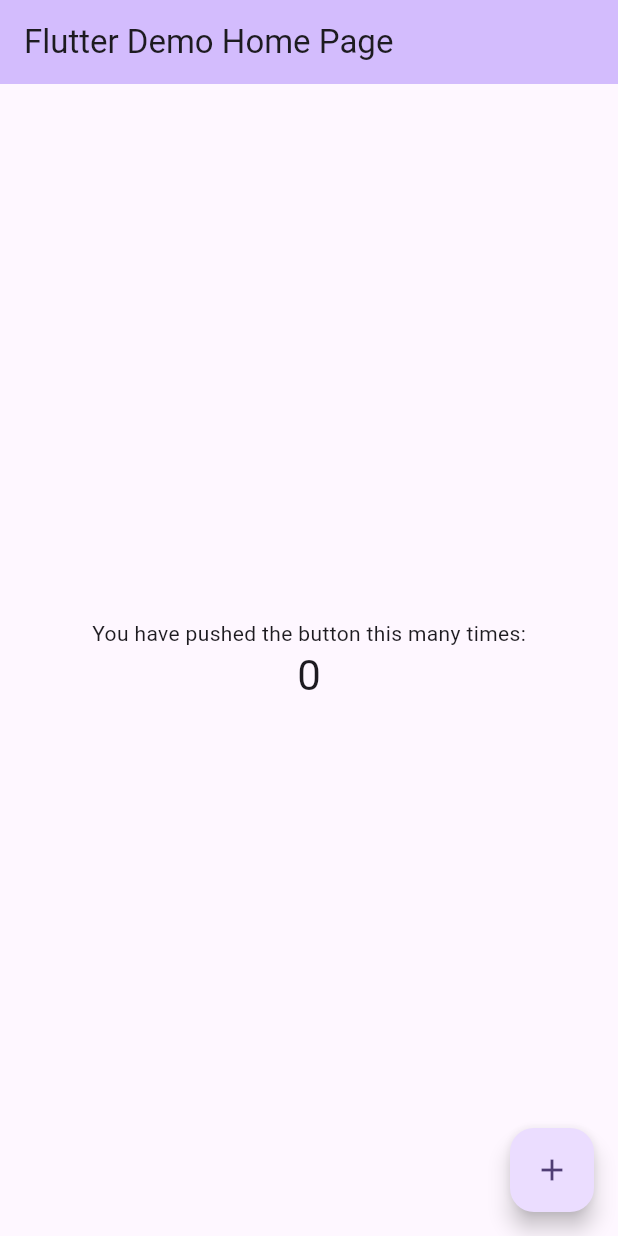
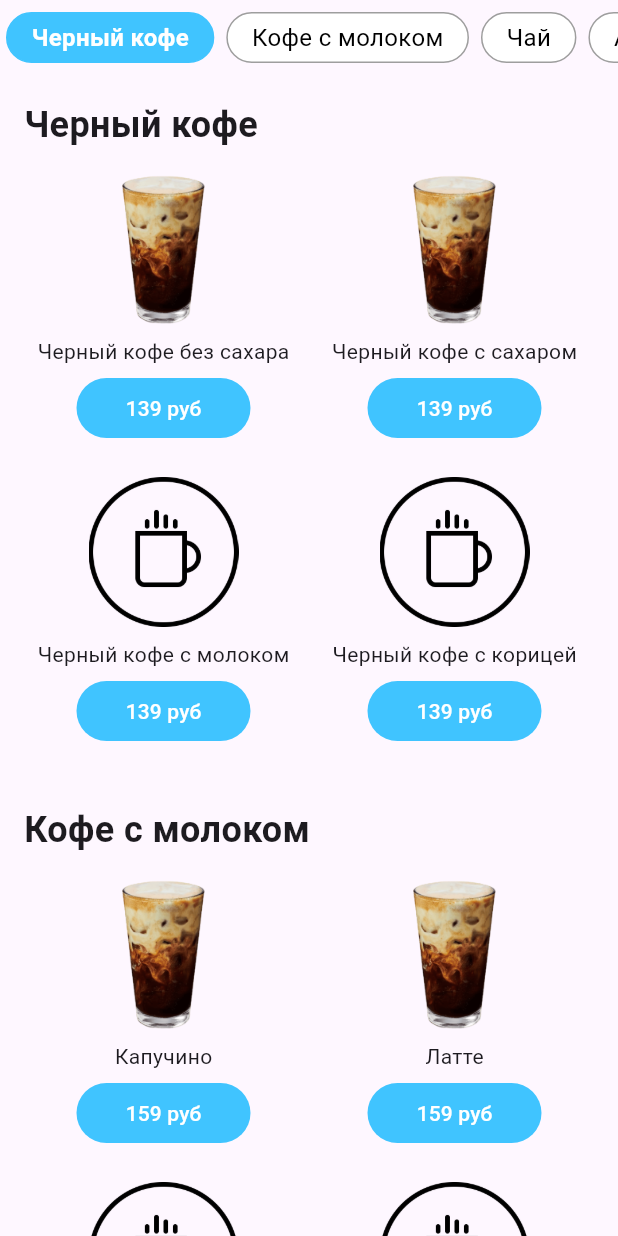
Before and after one commit to s1lda/coffee_menu, a Flutter app: the screen it shows after launch, on a phone screen of 412 x 824 dp. Run offline on Flutter 3.47's test engine with Material 3 defaults, Android fonts, the light colour scheme and no system bars.

Commit message:
add menu_screencoffee(full logic scroll and select category), update main, app for correct work

```diff
--- a/lib/main.dart
+++ b/lib/main.dart
@@ -2,5 +2,5 @@ import 'package:flutter/material.dart';
 import 'package:coffee_menu/src/app.dart';
 
 void main() {
-  runApp(const MyApp());
+  runApp(CoffeeApp());
 }
--- a/lib/src/app.dart
+++ b/lib/src/app.dart
@@ -1,120 +1,13 @@
 import 'package:flutter/material.dart';
-class MyApp extends StatelessWidget {
-  const MyApp({super.key});
-
-  // This widget is the root of your application.
+import 'package:coffee_menu/src/menu/menu_screencoffee.dart';
+import 'package:coffee_menu/src/theme/theme.dart';
+class CoffeeApp extends StatelessWidget {
   @override
   Widget build(BuildContext context) {
     return MaterialApp(
-      title: 'Flutter Demo',
-      theme: ThemeData(
-        // This is the theme of your application.
-        //
-        // TRY THIS: Try running your application with "flutter run". You'll see
-        // the application has a purple toolbar. Then, without quitting the app,
-        // try changing the seedColor in the colorScheme below to Colors.green
-        // and then invoke "hot reload" (save your changes or press the "hot
-        // reload" button in a Flutter-supported IDE, or press "r" if you used
-        // the command line to start the app).
-        //
-        // Notice that the counter didn't reset back to zero; the application
-        // state is not lost during the reload. To reset the state, use hot
-        // restart instead.
-        //
-        // This works for code too, not just values: Most code changes can be
-        // tested with just a hot reload.
-        colorScheme: ColorScheme.fromSeed(seedColor: Colors.deepPurple),
-        useMaterial3: true,
-      ),
-      home: const MyHomePage(title: 'Flutter Demo Home Page'),
+      title: 'Coffee Shop',
+      theme: coffeeAppTheme,
+      home: CoffeeHomePage(),
     );
   }
 }
-
-class MyHomePage extends StatefulWidget {
-  const MyHomePage({super.key, required this.title});
-
-  // This widget is the home page of your application. It is stateful, meaning
-  // that it has a State object (defined below) that contains fields that affect
-  // how it looks.
-
-  // This class is the configuration for the state. It holds the values (in this
-  // case the title) provided by the parent (in this case the App widget) and
-  // used by the build method of the State. Fields in a Widget subclass are
-  // always marked "final".
-
-  final String title;
-
-  @override
-  State<MyHomePage> createState() => _MyHomePageState();
-}
-
-class _MyHomePageState extends State<MyHomePage> {
-  int _counter = 0;
-
-  void _incrementCounter() {
-    setState(() {
-      // This call to setState tells the Flutter framework that something has
-      // changed in this State, which causes it to rerun the build method below
-      // so that the display can reflect the updated values. If we changed
-      // _counter without calling setState(), then the build method would not be
-      // called again, and so nothing would appear to happen.
-      _counter++;
-    });
-  }
-
-  @override
-  Widget build(BuildContext context) {
-    // This method is rerun every time setState is called, for instance as done
-    // by the _incrementCounter method above.
-    //
-    // The Flutter framework has been optimized to make rerunning build methods
-    // fast, so that you can just rebuild anything that needs updating rather
-    // than having to individually change instances of widgets.
-    return Scaffold(
-      appBar: AppBar(
-        // TRY THIS: Try changing the color here to a specific color (to
-        // Colors.amber, perhaps?) and trigger a hot reload to see the AppBar
-        // change color while the other colors stay the same.
-        backgroundColor: Theme.of(context).colorScheme.inversePrimary,
-        // Here we take the value from the MyHomePage object that was created by
-        // the App.build method, and use it to set our appbar title.
-        title: Text(widget.title),
-      ),
-      body: Center(
-        // Center is a layout widget. It takes a single child and positions it
-        // in the middle of the parent.
-        child: Column(
-          // Column is also a layout widget. It takes a list of children and
-          // arranges them vertically. By default, it sizes itself to fit its
-          // children horizontally, and tries to be as tall as its parent.
-          //
-          // Column has various properties to control how it sizes itself and
-          // how it positions its children. Here we use mainAxisAlignment to
-          // center the children vertically; the main axis here is the vertical
-          // axis because Columns are vertical (the cross axis would be
-          // horizontal).
-          //
-          // TRY THIS: Invoke "debug painting" (choose the "Toggle Debug Paint"
-          // action in the IDE, or press "p" in the console), to see the
-          // wireframe for each widget.
-          mainAxisAlignment: MainAxisAlignment.center,
-          children: <Widget>[
-            const Text(
-              'You have pushed the button this many times:',
-            ),
-            Text(
-              '$_counter',
-              style: Theme.of(context).textTheme.headlineMedium,
-            ),
-          ],
-        ),
-      ),
-      floatingActionButton: FloatingActionButton(
-        onPressed: _incrementCounter,
-        tooltip: 'Increment',
-        child: const Icon(Icons.add),
-      ), // This trailing comma makes auto-formatting nicer for build methods.
-    );
-  }
-}
--- /dev/null
+++ b/lib/src/menu/menu_screencoffee.dart
@@ -0,0 +1,227 @@
+import 'package:flutter/material.dart';
+import 'package:coffee_menu/src/data/data_product.dart';
+import 'package:coffee_menu/src/widgets/categorysection.dart';
+import 'package:coffee_menu/src/widgets/product_card.dart';
+import 'package:coffee_menu/src/theme/app_colors.dart';
+class CoffeeHomePage extends StatefulWidget {
+  @override
+  _CoffeeHomePageState createState() => _CoffeeHomePageState();
+}
+class _CoffeeHomePageState extends State<CoffeeHomePage> {
+  final ScrollController _scrollController = ScrollController();
+  final ScrollController _categoryScrollController = ScrollController();
+  int _selectedCategoryIndex = 0;
+  final List<GlobalKey> categoryKeys = List.generate(4, (index) => GlobalKey());
+  final Map<int, int> productCounts = {};
+  bool _isScrollingToCategory = false;
+
+  @override
+   void initState() {
+    super.initState();
+    _scrollController.addListener(_onScroll);
+  }
+
+  @override
+  void dispose() {
+    _scrollController.dispose();
+    _categoryScrollController.dispose();
+    super.dispose();
+  }
+
+  void _onScroll() {
+    if (_isScrollingToCategory) return;
+
+    for (int i = 0; i < categories.length; i++) {
+      if (_isWidgetVisible(categoryKeys[i])) {
+        _selectCategory(i, scroll: false);
+        break;
+      }
+    }
+  }
+
+  bool _isWidgetVisible(GlobalKey key) {
+    final RenderBox? renderBox = key.currentContext?.findRenderObject() as RenderBox?;
+    if (renderBox != null) {
+      final position = renderBox.localToGlobal(Offset.zero);
+      final screenHeight = MediaQuery.of(context).size.height;
+      return position.dy >= 0 && position.dy < screenHeight - AppBar().preferredSize.height - 50;
+    }
+    return false;
+  }
+
+  void _selectCategory(int index, {bool scroll = true}) {
+    if (_selectedCategoryIndex != index) {
+      setState(() {
+        _selectedCategoryIndex = index;
+      });
+      if (scroll) {
+        _scrollToCategory(index);
+      }
+      _scrollCategoryRow(index);
+    }
+  }
+
+  void _scrollToCategory(int index) {
+    final GlobalKey key = categoryKeys[index];
+    _scrollController.removeListener(_onScroll);
+    setState(() {
+      _isScrollingToCategory = true;
+    });
+    WidgetsBinding.instance.addPostFrameCallback((_) {
+      Scrollable.ensureVisible(
+        key.currentContext!,
+        duration: const Duration(milliseconds: 300),
+        curve: Curves.easeInOut,
+      ).then((_) {
+        _scrollController.addListener(_onScroll);
+        setState(() {
+          _isScrollingToCategory = false;
+        });
+      });
+    });
+  }
+
+  void _scrollCategoryRow(int index) {
+    final categoryPosition = index * 150.0;
+    _categoryScrollController.animateTo(
+      categoryPosition,
+      duration: const Duration(milliseconds: 300),
+      curve: Curves.easeInOut,
+    );
+  }
+
+  void _addToCart(int productId) {
+    setState(() {
+      if ((productCounts[productId] ?? 0) < 10) {
+        productCounts[productId] = (productCounts[productId] ?? 0) + 1;
+      }
+    });
+  }
+
+  void _removeFromCart(int productId) {
+    setState(() {
+      if (productCounts.containsKey(productId)) {
+        if (productCounts[productId]! > 1) {
+          productCounts[productId] = productCounts[productId]! - 1;
+        } else {
+          productCounts.remove(productId);
+        }
+      }
+    });
+  }
+
+  @override
+  Widget build(BuildContext context) {
+    return Scaffold(
+      body: Column(
+        children: [
+          Container(
+            height: 50,
+            margin: EdgeInsets.only(top: MediaQuery.of(context).padding.top), // Добавление отступа сверху
+            child: ListView.builder(
+              controller: _categoryScrollController,
+              scrollDirection: Axis.horizontal,
+              itemCount: categories.length,
+              itemBuilder: (context, index) {
+                final isSelected = _selectedCategoryIndex == index;
+                return GestureDetector(
+                  onTap: () => _selectCategory(index),
+                  child: Container(
+                    alignment: Alignment.center,
+                    padding: const EdgeInsets.symmetric(horizontal: 16),
+                    decoration: BoxDecoration(
+                      color: isSelected ? CoffeeAppColors.activeCategoryBackground : CoffeeAppColors.categoryBackground,
+                      borderRadius: BorderRadius.circular(20),
+                      border: Border.all(color: isSelected ? CoffeeAppColors.activeCategoryBackground : Colors.grey),
+                    ),
+                    margin: const EdgeInsets.symmetric(horizontal: 4, vertical: 8),
+                    child: Text(
+                      categories[index],
+                      style: TextStyle(
+                        fontSize: 16,
+                        fontWeight: isSelected ? FontWeight.bold : FontWeight.normal,
+                        color: isSelected ? CoffeeAppColors.activeCategoryTextColor : CoffeeAppColors.categoryTextColor,
+                      ),
+                    ),
+                  ),
+                );
+              },
+            ),
+          ),
+          Expanded(
+            child: SingleChildScrollView(
+              controller: _scrollController,
+              child: Padding(
+                padding: const EdgeInsets.all(16.0),
+                child: Column(
+                  crossAxisAlignment: CrossAxisAlignment.start,
+                  children: [
+                    CategorySection(
+                      key: categoryKeys[0],
+                      title: 'Черный кофе',
+                      items: products.sublist(0, 4).map((product) => ProductCard(
+                        productId: product.id,
+                        imageUrl: product.imageUrl,
+                        title: product.title,
+                        price: product.price,
+                        count: productCounts[product.id] ?? 0,
+                        onIncrement: () => _addToCart(product.id),
+                        onDecrement: () => _removeFromCart(product.id),
+                        onBuy: () => _addToCart(product.id),
+                      )).toList(),
+                    ),
+                    const SizedBox(height: 32),
+                    CategorySection(
+                      key: categoryKeys[1],
+                      title: 'Кофе с молоком',
+                      items: products.sublist(4, 8).map((product) => ProductCard(
+                        productId: product.id,
+                        imageUrl: product.imageUrl,
+                        title: product.title,
+                        price: product.price,
+                        count: productCounts[product.id] ?? 0,
+                        onIncrement: () => _addToCart(product.id),
+                        onDecrement: () => _removeFromCart(product.id),
+                        onBuy: () => _addToCart(product.id),
+                      )).toList(),
+                    ),
+                    const SizedBox(height: 32),
+                    CategorySection(
+                      key: categoryKeys[2],
+                      title: 'Чай',
+                      items: products.sublist(8, 12).map((product) => ProductCard(
+                        productId: product.id,
+                        imageUrl: product.imageUrl,
+                        title: product.title,
+                        price: product.price,
+                        count: productCounts[product.id] ?? 0,
+                        onIncrement: () => _addToCart(product.id),
+                        onDecrement: () => _removeFromCart(product.id),
+                        onBuy: () => _addToCart(product.id),
+                      )).toList(),
+                    ),
+                    const SizedBox(height: 32),
+                    CategorySection(
+                      key: categoryKeys[3],
+                      title: 'Авторские напитки',
+                      items: products.sublist(12, 16).map((product) => ProductCard(
+                        productId: product.id,
+                        imageUrl: product.imageUrl,
+                        title: product.title,
+                        price: product.price,
+                        count: productCounts[product.id] ?? 0,
+                        onIncrement: () => _addToCart(product.id),
+                        onDecrement: () => _removeFromCart(product.id),
+                        onBuy: () => _addToCart(product.id),
+                      )).toList(),
+                    ),
+                  ],
+                ),
+              ),
+            ),
+          ),
+        ],
+      ),
+    );
+  }
+}
```
Also changed, not shown: 1 other file.
